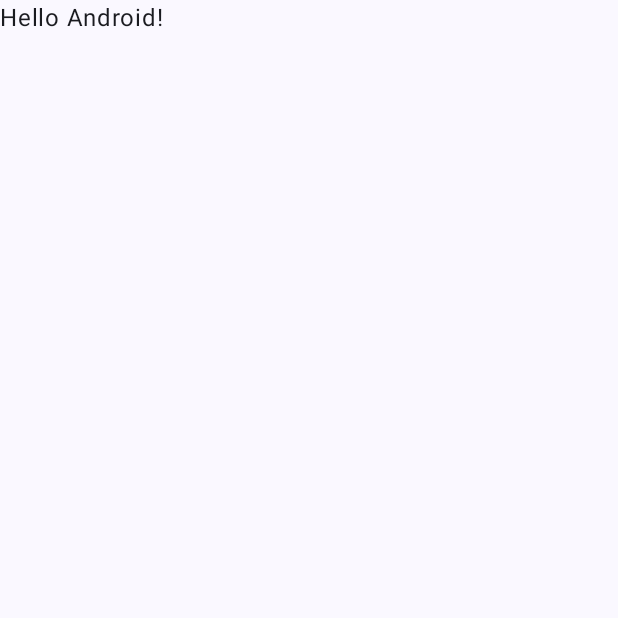
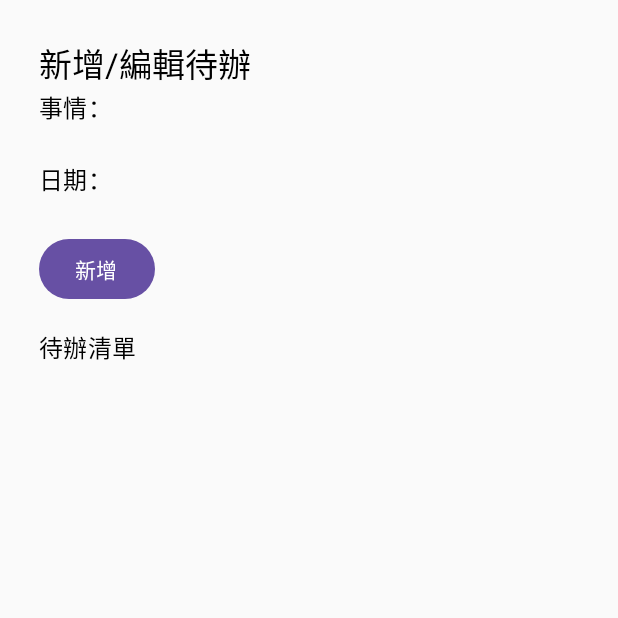
Before and after one commit to Anna0212Anna0212/Notepad, an Android app built with Jetpack Compose: the screen it shows after launch (MainActivity), on a phone screen of 412 x 824 dp, the top half of it. Before the commit the part shown is almost empty. Run offline under Robolectric (Android 15) with nearby library versions, the phone set to English and light mode, and no system bars.

Commit message:
Add, Edit, Delete

```diff
--- a/app/build.gradle.kts
+++ b/app/build.gradle.kts
@@ -40,7 +40,9 @@ android {
 }
 
 dependencies {
-
+    implementation("androidx.lifecycle:lifecycle-viewmodel-compose")
+    implementation("com.squareup.retrofit2:retrofit:2.11.0")
+    implementation("com.squareup.retrofit2:converter-gson:2.9.0")
     implementation(libs.androidx.core.ktx)
     implementation(libs.androidx.lifecycle.runtime.ktx)
     implementation(libs.androidx.activity.compose)
--- a/app/src/main/AndroidManifest.xml
+++ b/app/src/main/AndroidManifest.xml
@@ -1,6 +1,6 @@
 <?xml version="1.0" encoding="utf-8"?>
 <manifest xmlns:android="http://schemas.android.com/apk/res/android"
-    xmlns:tools="http://schemas.android.com/tools">
+    xmlns:tools="http://schemas.android.com/tools" >
 
     <application
         android:allowBackup="true"
@@ -11,12 +11,12 @@
         android:roundIcon="@mipmap/ic_launcher_round"
         android:supportsRtl="true"
         android:theme="@style/Theme.Notepad"
-        tools:targetApi="31">
+        tools:targetApi="31" >
         <activity
             android:name=".MainActivity"
             android:exported="true"
             android:label="@string/app_name"
-            android:theme="@style/Theme.Notepad">
+            android:theme="@style/Theme.Notepad" >
             <intent-filter>
                 <action android:name="android.intent.action.MAIN" />
 
--- a/app/src/main/java/com/example/notepad/MainActivity.kt
+++ b/app/src/main/java/com/example/notepad/MainActivity.kt
@@ -3,45 +3,127 @@ package com.example.notepad
 import android.os.Bundle
 import androidx.activity.ComponentActivity
 import androidx.activity.compose.setContent
-import androidx.activity.enableEdgeToEdge
-import androidx.compose.foundation.layout.fillMaxSize
+import androidx.compose.foundation.layout.Arrangement
+import androidx.compose.foundation.layout.Column
+import androidx.compose.foundation.layout.Row
+import androidx.compose.foundation.layout.Spacer
+import androidx.compose.foundation.layout.fillMaxWidth
+import androidx.compose.foundation.layout.height
 import androidx.compose.foundation.layout.padding
-import androidx.compose.material3.Scaffold
+import androidx.compose.foundation.text.BasicTextField
+import androidx.compose.material3.Button
+import androidx.compose.material3.MaterialTheme
 import androidx.compose.material3.Text
 import androidx.compose.runtime.Composable
+import androidx.compose.runtime.collectAsState
+import androidx.compose.runtime.getValue
+import androidx.compose.runtime.mutableStateOf
+import androidx.compose.runtime.remember
+import androidx.compose.runtime.setValue
 import androidx.compose.ui.Modifier
-import androidx.compose.ui.tooling.preview.Preview
-import com.example.notepad.ui.theme.NotepadTheme
+import androidx.compose.ui.unit.dp
+import androidx.lifecycle.ViewModel
+import androidx.lifecycle.viewmodel.compose.viewModel
+import kotlinx.coroutines.flow.MutableStateFlow
+import kotlinx.coroutines.flow.asStateFlow
 
 class MainActivity : ComponentActivity() {
     override fun onCreate(savedInstanceState: Bundle?) {
         super.onCreate(savedInstanceState)
-        enableEdgeToEdge()
         setContent {
-            NotepadTheme {
-                Scaffold(modifier = Modifier.fillMaxSize()) { innerPadding ->
-                    Greeting(
-                        name = "Android",
-                        modifier = Modifier.padding(innerPadding)
-                    )
-                }
+            MaterialTheme {
+                TodoApp()
             }
         }
     }
 }
 
 @Composable
-fun Greeting(name: String, modifier: Modifier = Modifier) {
-    Text(
-        text = "Hello $name!",
-        modifier = modifier
-    )
+fun TodoApp() {
+    val viewModel: TodoViewModel = viewModel()
+    val todos by viewModel.todos.collectAsState()
+    var title by remember { mutableStateOf("") }
+    var deadline by remember { mutableStateOf("") }
+    var editingId by remember { mutableStateOf<Int?>(null) }
+
+    Column(modifier = Modifier.padding(26.dp)) {
+        Text("新增/編輯待辦", style = MaterialTheme.typography.titleLarge)
+        Text("事情：", style = MaterialTheme.typography.titleMedium)
+        BasicTextField(value = title, onValueChange = { title = it }, modifier = Modifier.fillMaxWidth().padding(vertical = 4.dp))
+        Text("日期：", style = MaterialTheme.typography.titleMedium)
+        BasicTextField(value = deadline, onValueChange = { deadline = it }, modifier = Modifier.fillMaxWidth().padding(vertical = 4.dp))
+
+        Button(onClick = {
+            if (editingId == null) {
+                viewModel.addTodo(title, deadline)
+            } else {
+                viewModel.editTodo(editingId!!, title, deadline)
+                editingId = null
+            }
+            title = ""
+            deadline = ""
+        }) {
+            Text(if (editingId == null) "新增" else "儲存")
+        }
+
+        Spacer(modifier = Modifier.height(16.dp))
+        Text("待辦清單", style = MaterialTheme.typography.titleMedium)
+        todos.forEach { todo ->
+            TodoItemRow(
+                todo = todo,
+                onEdit = {
+                    title = it.title
+                    deadline = it.deadline
+                    editingId = it.id
+                },
+                onDelete = { viewModel.deleteTodo(it) }
+            )
+        }
+    }
 }
 
-@Preview(showBackground = true)
-@Composable
-fun GreetingPreview() {
-    NotepadTheme {
-        Greeting("Android")
+class TodoViewModel : ViewModel() {
+    private val _todos = MutableStateFlow<List<Todo>>(emptyList())
+    val todos = _todos.asStateFlow()
+
+    private var nextId = 1
+
+    fun addTodo(title: String, deadline: String) {
+        val newTodo = Todo(nextId++, title, deadline)
+        _todos.value = (_todos.value + newTodo).sortedBy { it.deadline }
+    }
+
+    fun editTodo(id: Int, title: String, deadline: String) {
+        _todos.value = _todos.value.map {
+            if (it.id == id) it.copy(title = title, deadline = deadline) else it
+        }.sortedBy { it.deadline }
+    }
+
+    fun deleteTodo(id: Int) {
+        _todos.value = _todos.value.filterNot { it.id == id }
     }
 }
+
+data class Todo(
+    val id: Int,
+    var title: String,
+    var deadline: String // 可進一步改為 LocalDate
+)
+
+@Composable
+fun TodoItemRow(todo: Todo, onEdit: (Todo) -> Unit, onDelete: (Int) -> Unit) {
+    Row(modifier = Modifier.fillMaxWidth().padding(8.dp), horizontalArrangement = Arrangement.SpaceBetween) {
+        Column {
+            Text("標題: ${todo.title}")
+            Text("期限: ${todo.deadline}")
+        }
+        Row {
+            Button(onClick = { onEdit(todo) }, modifier = Modifier.padding(end = 4.dp)) {
+                Text("編輯")
+            }
+            Button(onClick = { onDelete(todo.id) }) {
+                Text("刪除")
+            }
+        }
+    }
+}
--- a/app/src/main/java/com/example/notepad/ui/theme/Theme.kt
+++ b/app/src/main/java/com/example/notepad/ui/theme/Theme.kt
@@ -45,7 +45,6 @@ fun NotepadTheme(
         val context = LocalContext.current
         if (darkTheme) dynamicDarkColorScheme(context) else dynamicLightColorScheme(context)
       }
-
       darkTheme -> DarkColorScheme
       else -> LightColorScheme
     }
--- a/app/src/main/res/values/themes.xml
+++ b/app/src/main/res/values/themes.xml
@@ -1,5 +1,4 @@
 <?xml version="1.0" encoding="utf-8"?>
 <resources>
-
     <style name="Theme.Notepad" parent="android:Theme.Material.Light.NoActionBar" />
 </resources>
```
Lines whose indentation alone changed are shown as unchanged.
